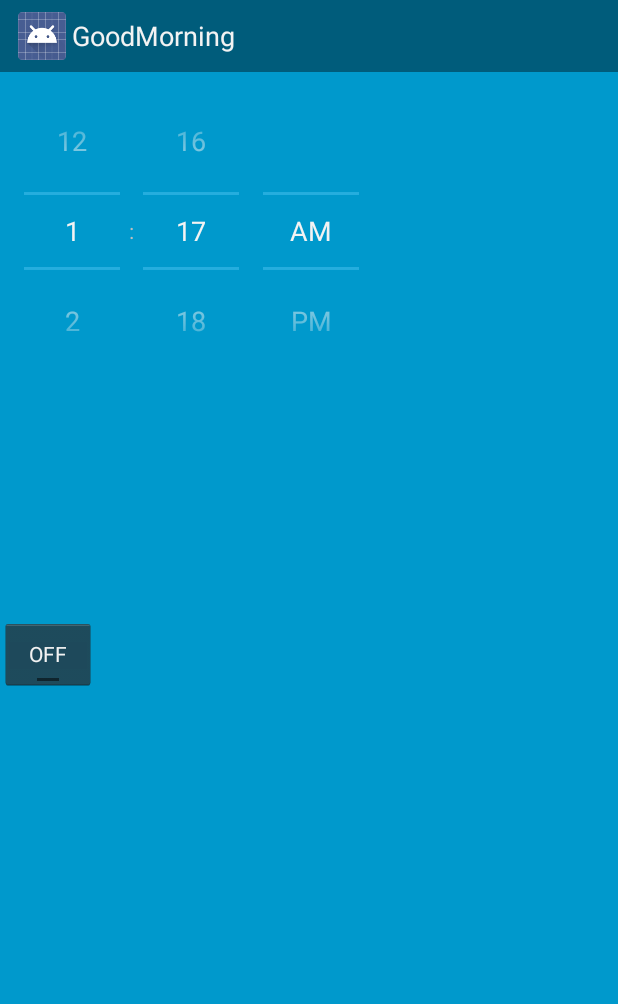
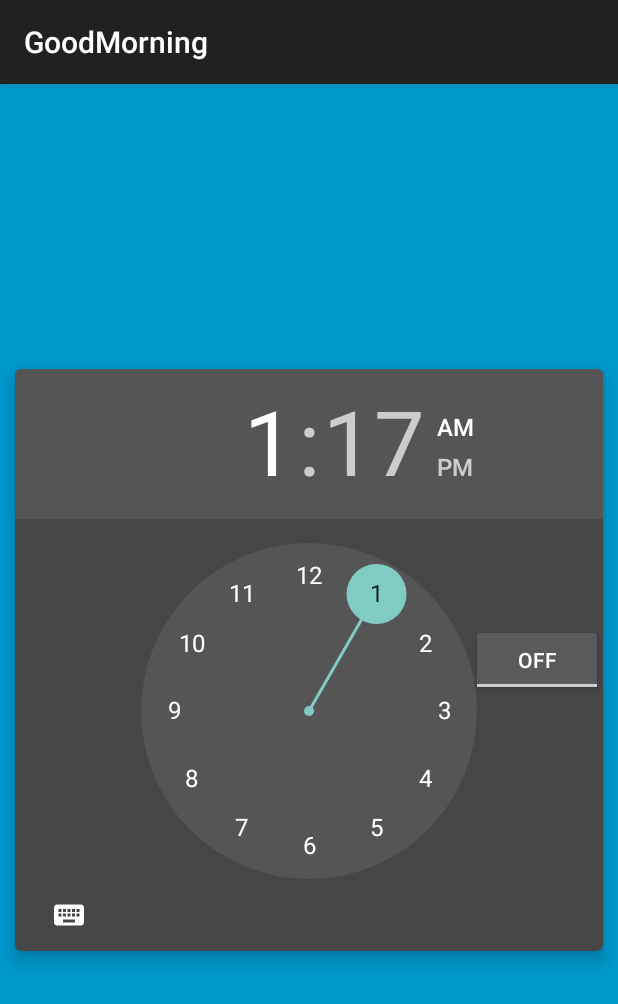
Before and after one commit to nikki603/MorningApp, an Android app: the screen it shows after launch (AlarmActivity), on a phone screen of 412 x 824 dp. Shown: the top 1004 px of the screen. Run offline under Robolectric (Android 15) with nearby library versions, the phone set to English and light mode, and no system bars.

Commit message:
layout style change, upgrade to v21

```diff
--- a/GoodMorning/app/build.gradle
+++ b/GoodMorning/app/build.gradle
@@ -6,7 +6,7 @@ android {
 
     defaultConfig {
         applicationId "com.example.nicole.goodmorning"
-        minSdkVersion 19
+        minSdkVersion 21
         targetSdkVersion 21
         versionCode 1
         versionName "1.0"
@@ -23,4 +23,5 @@ dependencies {
     compile fileTree(dir: 'libs', include: ['*.jar'])
     compile 'com.android.support:appcompat-v7:22.0.0'
     compile 'com.android.support:support-v4:22.0.0'
+    compile 'com.android.support:cardview-v7:21.0.+'
 }
--- a/GoodMorning/app/src/main/AndroidManifest.xml
+++ b/GoodMorning/app/src/main/AndroidManifest.xml
@@ -3,6 +3,7 @@
     package="com.example.nicole.goodmorning" >
 
     <uses-permission android:name="android.permission.WAKE_LOCK" />
+    <uses-sdk android:minSdkVersion="21"></uses-sdk>
 
     <application
         android:allowBackup="true"
--- a/GoodMorning/app/src/main/java/com/example/nicole/goodmorning/AlarmReceiver.java
+++ b/GoodMorning/app/src/main/java/com/example/nicole/goodmorning/AlarmReceiver.java
@@ -37,6 +37,7 @@ public class AlarmReceiver extends Activity {
                 //Starting a new Intent
                 Intent nextScreen = new Intent(getApplicationContext(), SecondScreenActivity.class);
                 startActivity(nextScreen);
+
                 return false;
             }
         });
--- a/GoodMorning/app/src/main/res/layout/activity_fullscreen.xml
+++ b/GoodMorning/app/src/main/res/layout/activity_fullscreen.xml
@@ -1,7 +1,7 @@
 <FrameLayout xmlns:android="http://schemas.android.com/apk/res/android"
     xmlns:tools="http://schemas.android.com/tools" android:layout_width="match_parent"
     android:layout_height="match_parent" android:background="#0099cc"
-    tools:context=".AlarmActivity">
+    tools:context=".AlarmActivity" android:elevation="0sp">
 
     <!-- The primary full-screen view. This can be replaced with whatever view
          is needed to present your content, e.g. VideoView, SurfaceView,
@@ -14,7 +14,8 @@
     <!-- This FrameLayout insets its children based on system windows using
          android:fitsSystemWindows. -->
     <FrameLayout android:layout_width="match_parent" android:layout_height="match_parent"
-        android:fitsSystemWindows="true">
+        android:fitsSystemWindows="true"
+        android:elevation="3dp">
 
         <LinearLayout android:id="@+id/fullscreen_content_controls" style="?metaButtonBarStyle"
             android:layout_width="match_parent" android:layout_height="wrap_content"
@@ -23,15 +24,27 @@
             tools:ignore="UselessParent">
         </LinearLayout>
 
+
+            <android.support.v7.widget.CardView
+                xmlns:card_view="http://schemas.android.com/apk/res-auto"
+                android:id="@+id/card_view"
+                android:layout_gravity="center"
+                android:layout_width="match_parent"
+                android:layout_height="wrap_content"
+                android:layout_marginLeft="10dp"
+                android:layout_marginRight="10dp"
+                card_view:cardCornerRadius="4sp"
+                card_view:cardBackgroundColor="#464646"
+                card_view:cardElevation="7sp">
+
                 <!--Alarm Time chooser -->
                 <TimePicker
-            android:layout_width="wrap_content"
+                    android:layout_width="match_parent"
                     android:layout_height="wrap_content"
                     android:id="@+id/alarmTimePicker"
+                    android:textSize="70sp"
                     android:layout_alignParentTop="true"
                     android:layout_centerHorizontal="true" />
-
-        <!--Alarm On/Off button -->
 
                 <!-- Alarm text message -->
                 <TextView
@@ -46,6 +59,7 @@
                     android:layout_below="@+id/alarmToggle"
                     android:layout_marginLeft="20dp" />
 
+                <!--Alarm On/Off button -->
                 <ToggleButton
                     android:layout_width="wrap_content"
                     android:layout_height="wrap_content"
@@ -54,7 +68,10 @@
                     android:layout_centerHorizontal="true"
                     android:layout_below="@+id/alarmTimePicker"
                     android:onClick="onToggleClicked"
-            android:layout_gravity="left|center_vertical" />
+                    android:layout_gravity="right|center_vertical" />
+            </android.support.v7.widget.CardView>
+
+
 
     </FrameLayout>
 
--- /dev/null
+++ b/GoodMorning/app/src/main/res/values-v21/styles.xml
@@ -0,0 +1,13 @@
+<resources>
+
+    <!-- Base application theme. -->
+    <style name="AppTheme" parent="android:Theme.Material">
+        <!-- Customize your theme here. -->
+    </style>
+
+    <style name="FullscreenTheme" parent="android:Theme.Material">
+        <item name="android:windowContentOverlay">@null</item>
+        <item name="android:windowBackground">@null</item>
+    </style>
+
+</resources>
```
Also changed, not shown: 1 other file. Lines whose indentation alone changed are shown as unchanged.
